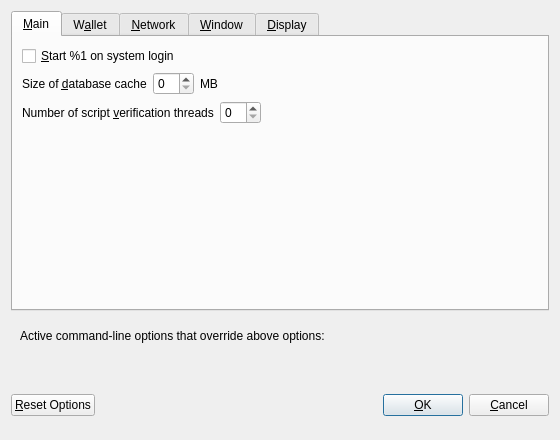
This is src/qt/forms/optionsdialog.ui in syscoin/syscoin as Qt 5 draws it before an edit. The edited form follows.
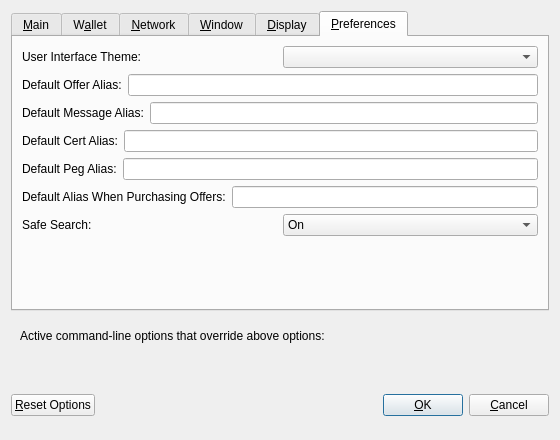
This is the edited form. Custom widgets are drawn as their Qt base class.

Patch:
```diff
--- a/src/qt/forms/optionsdialog.ui
+++ b/src/qt/forms/optionsdialog.ui
@@ -20,7 +20,7 @@
    <item>
     <widget class="QTabWidget" name="tabWidget">
      <property name="currentIndex">
-      <number>0</number>
+      <number>5</number>
      </property>
      <widget class="QWidget" name="tabMain">
       <attribute name="title">
@@ -33,7 +33,7 @@
           <string>Automatically start %1 after logging in to the system.</string>
          </property>
          <property name="text">
-          <string>&amp;Start %1 on system login</string>
+          <string>&amp;Start Syscoin Core on system login</string>
          </property>
         </widget>
        </item>
@@ -641,6 +641,140 @@
        </item>
       </layout>
      </widget>
+     <widget class="QWidget" name="tabSyscoin">
+      <attribute name="title">
+       <string>&amp;Preferences</string>
+      </attribute>
+      <layout class="QVBoxLayout" name="verticalLayout_3">
+       <item>
+        <layout class="QHBoxLayout" name="horizontalLayout_4_Pref">
+         <item>
+          <widget class="QLabel" name="themeLabel">
+           <property name="text">
+            <string>User Interface Theme:</string>
+           </property>
+          </widget>
+         </item>
+         <item>
+          <widget class="QComboBox" name="theme">
+           <property name="toolTip">
+            <string>The user interface theme can be set here. This setting will take effect after restarting Syscoin Core.</string>
+           </property>
+          </widget>
+         </item>
+        </layout>
+       </item>
+       <item>
+        <layout class="QHBoxLayout" name="horizontalLayout_Pref">
+         <item>
+          <widget class="QLabel" name="labelDefaultOffer">
+           <property name="text">
+            <string>Default Offer Alias:</string>
+           </property>
+          </widget>
+         </item>
+         <item>
+          <widget class="QLineEdit" name="defaultOfferAlias"/>
+         </item>
+        </layout>
+       </item>
+       <item>
+        <layout class="QHBoxLayout" name="horizontalLayout_2_Pref">
+         <item>
+          <widget class="QLabel" name="labelDefaultMessage">
+           <property name="text">
+            <string>Default Message Alias:</string>
+           </property>
+          </widget>
+         </item>
+         <item>
+          <widget class="QLineEdit" name="defaultMessageAlias"/>
+         </item>
+        </layout>
+       </item>
+       <item>
+        <layout class="QHBoxLayout" name="horizontalLayout_3_Pref">
+         <item>
+          <widget class="QLabel" name="labelDefaultCert">
+           <property name="text">
+            <string>Default Cert Alias:</string>
+           </property>
+          </widget>
+         </item>
+         <item>
+          <widget class="QLineEdit" name="defaultCertAlias"/>
+         </item>
+        </layout>
+       </item>
+       <item>
+        <layout class="QHBoxLayout" name="horizontalLayout_4_Pref_2">
+         <item>
+          <widget class="QLabel" name="labelDefaultPeg">
+           <property name="text">
+            <string>Default Peg Alias:</string>
+           </property>
+          </widget>
+         </item>
+         <item>
+          <widget class="QLineEdit" name="defaultPegAlias"/>
+         </item>
+        </layout>
+       </item>
+       <item>
+        <layout class="QHBoxLayout" name="horizontalLayout_5_Pref">
+         <item>
+          <widget class="QLabel" name="labelDefaultBuyOffer">
+           <property name="text">
+            <string>Default Alias When Purchasing Offers:</string>
+           </property>
+          </widget>
+         </item>
+         <item>
+          <widget class="QLineEdit" name="defaultBuyOfferAlias"/>
+         </item>
+        </layout>
+       </item>
+       <item>
+        <layout class="QHBoxLayout" name="horizontalLayout_6_Pref">
+         <item>
+          <widget class="QLabel" name="labelSafeSearch">
+           <property name="text">
+            <string>Safe Search:</string>
+           </property>
+          </widget>
+         </item>
+         <item>
+          <widget class="QComboBox" name="safeSearch">
+           <item>
+            <property name="text">
+             <string>On</string>
+            </property>
+           </item>
+           <item>
+            <property name="text">
+             <string>Off</string>
+            </property>
+           </item>
+          </widget>
+         </item>
+        </layout>
+       </item>
+       <item>
+        <spacer name="verticalSpacer_Pref">
+         <property name="orientation">
+          <enum>Qt::Vertical</enum>
+         </property>
+         <property name="sizeHint" stdset="0">
+          <size>
+           <width>20</width>
+           <height>40</height>
+          </size>
+         </property>
+        </spacer>
+       </item>
+      </layout>
+      <zorder>verticalSpacer_Pref</zorder>
+     </widget>
     </widget>
    </item>
    <item>
```
Left out of the diff: 14 changed lines with no effect on the pictures.
